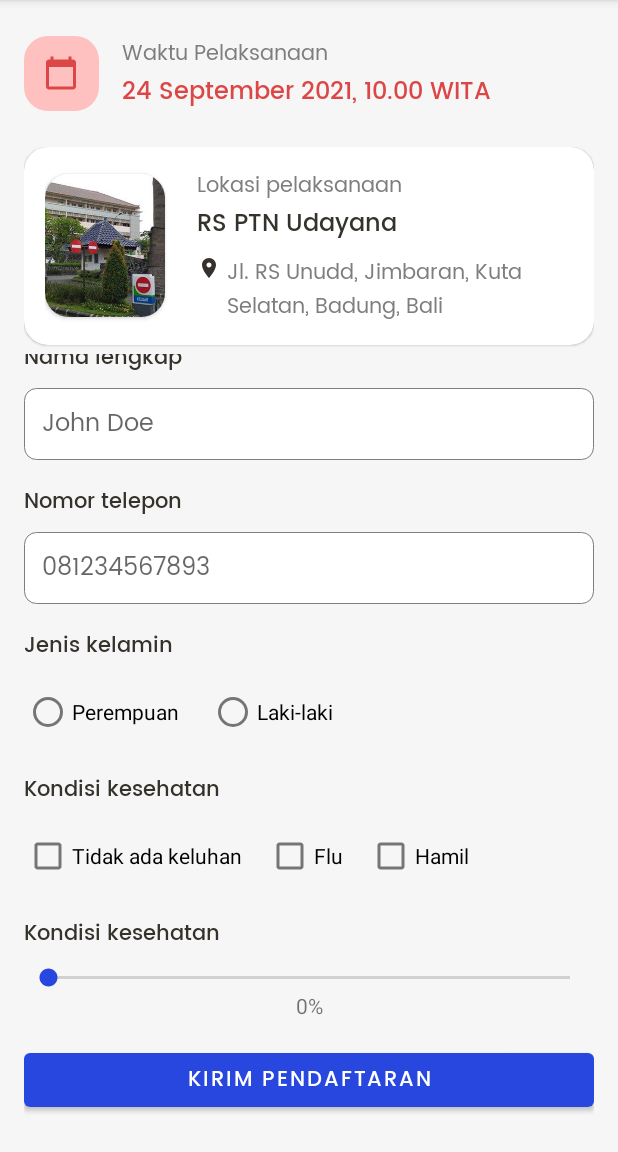
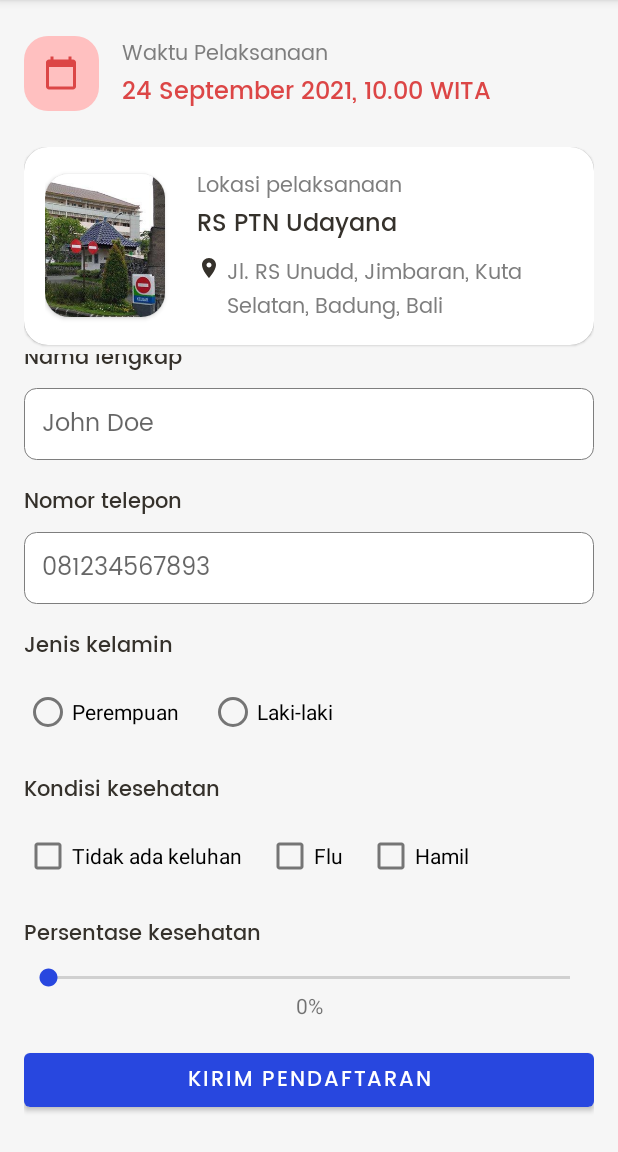
Before and after one commit to anekoinda/praktikum-progmob-modul1, an Android app: the screen it shows after launch (MainActivity), scrolled down 129 dp, on a phone screen of 412 x 824 dp, the part 84-1236 px from its top. Run offline under Robolectric (Android 15) with nearby library versions, the phone set to English and light mode, and no system bars.

```diff
--- a/app/src/main/java/id/anekoinda/vaksini/MainActivity.java
+++ b/app/src/main/java/id/anekoinda/vaksini/MainActivity.java
@@ -17,20 +17,25 @@ import android.widget.CheckBox;
 import android.widget.EditText;
 import android.widget.RadioButton;
 import android.widget.RadioGroup;
+import android.widget.SeekBar;
+import android.widget.TextView;
 
 public class MainActivity extends AppCompatActivity {
     static int m=0;
     Button button_daftar;
     EditText input_nik, input_nama, input_telepon;
     CheckBox check_tidak, check_flu, check_hamil;
-    private RadioGroup radioGroup;
-    private RadioButton radioButton;
+    RadioGroup radioGroup;
+    RadioButton radioButton;
+    SeekBar seekbar_kondisi;
+    TextView persentase;
 
     private static final String KEY_NIK = "nik";
     private static final String KEY_NAMA = "nama";
     private static final String KEY_TELEPON = "telepon";
     private static final String KEY_JENKEL = "jenkel";
     private static final String KEY_KONDISI = "kondisi";
+    private static final String KEY_PERSENTASE = "persentase";
 
     @Override
     protected void onCreate(Bundle savedInstanceState) {
@@ -45,6 +50,22 @@ public class MainActivity extends AppCompatActivity {
         check_tidak = findViewById(R.id.check_tidak);
         check_flu = findViewById(R.id.check_flu);
         check_hamil = findViewById(R.id.check_hamil);
+        seekbar_kondisi = findViewById(R.id.seekbar_kondisi);
+        persentase = findViewById(R.id.persentase);
+        seekbar_kondisi.setOnSeekBarChangeListener(new SeekBar.OnSeekBarChangeListener() {
+            @Override
+            public void onProgressChanged(SeekBar seekBar, int progress, boolean fromUser) {
+                persentase.setText(progress + ("%"));
+            }
+
+            @Override
+            public void onStartTrackingTouch(SeekBar seekBar) {
+            }
+
+            @Override
+            public void onStopTrackingTouch(SeekBar seekBar) {
+            }
+        });
 
         button_daftar.setOnClickListener(new View.OnClickListener() {
             @Override
@@ -75,6 +96,7 @@ public class MainActivity extends AppCompatActivity {
                 bundle.putString(KEY_TELEPON, input_telepon.getText().toString());
                 bundle.putString(KEY_JENKEL, radioButton.getText().toString());
                 bundle.putString(KEY_KONDISI, m);
+                bundle.putString(KEY_PERSENTASE, persentase.getText().toString());
 
                 dialogFragment.setArguments(bundle);
                 dialogFragment.show((MainActivity.this).getSupportFragmentManager(),"Image Dialog");
--- a/app/src/main/java/id/anekoinda/vaksini/dialog.java
+++ b/app/src/main/java/id/anekoinda/vaksini/dialog.java
@@ -12,12 +12,13 @@ import android.view.ViewGroup;
 import android.widget.TextView;
 
 public class dialog extends DialogFragment {
-    TextView txt_nik, txt_nama, txt_telepon, txt_jenkel, txt_kondisi;
+    TextView txt_nik, txt_nama, txt_telepon, txt_jenkel, txt_kondisi, txt_persentase;
     private static final String KEY_NIK = "nik";
     private static final String KEY_NAMA = "nama";
     private static final String KEY_TELEPON = "telepon";
     private static final String KEY_JENKEL = "jenkel";
     private static final String KEY_KONDISI = "kondisi";
+    private static final String KEY_PERSENTASE = "persentase";
 
     @Override
     public android.app.Dialog onCreateDialog(Bundle savedInstanceState) {
@@ -29,6 +30,7 @@ public class dialog extends DialogFragment {
         txt_telepon = v.findViewById(R.id.txt_telepon);
         txt_jenkel = v.findViewById(R.id.txt_jenkel);
         txt_kondisi = v.findViewById(R.id.txt_kondisi);
+        txt_persentase = v.findViewById(R.id.txt_persentase);
 
         Bundle bundle = getArguments();
         String nik = bundle.getString(KEY_NIK, null);
@@ -36,12 +38,14 @@ public class dialog extends DialogFragment {
         String telepon = bundle.getString(KEY_TELEPON, null);
         String jenkel = bundle.getString(KEY_JENKEL, null);
         String kondisi = bundle.getString(KEY_KONDISI, null);
+        String persentase = bundle.getString(KEY_PERSENTASE, null);
 
         txt_nik.setText(nik);
         txt_nama.setText(nama);
         txt_telepon.setText(telepon);
         txt_jenkel.setText(jenkel);
         txt_kondisi.setText(kondisi);
+        txt_persentase.setText(persentase);
 
         AlertDialog.Builder builder = new AlertDialog.Builder(getActivity());
         builder.setView(v);
--- a/app/src/main/res/layout/activity_main.xml
+++ b/app/src/main/res/layout/activity_main.xml
@@ -294,7 +294,7 @@
         <TextView
             android:layout_width="wrap_content"
             android:layout_height="wrap_content"
-            android:text="Kondisi kesehatan"
+            android:text="Persentase kesehatan"
             android:fontFamily="@font/poppins_medium"
             android:textColor="@color/blackfont"
             android:textSize="14sp"
@@ -302,7 +302,7 @@
             android:layout_marginBottom="8dp"/>
 
         <SeekBar
-            android:id="@+id/seekBar"
+            android:id="@+id/seekbar_kondisi"
             style="@style/Widget.AppCompat.SeekBar"
             android:layout_width="match_parent"
             android:layout_height="wrap_content"
--- a/app/src/main/res/layout/fragment_dialog.xml
+++ b/app/src/main/res/layout/fragment_dialog.xml
@@ -297,7 +297,7 @@
             android:layout_marginEnd="16dp"
             android:fontFamily="@font/poppins_regular"
             android:textColor="@color/greyfont"
-            android:text="Atas Nama"
+            android:text="Persentase kesehatan"
             app:layout_constraintEnd_toEndOf="parent"
             app:layout_constraintStart_toStartOf="parent"
             app:layout_constraintTop_toBottomOf="@+id/textView" />
@@ -317,6 +317,7 @@
             app:layout_constraintTop_toBottomOf="@+id/textView" />
 
         <TextView
+            android:id="@+id/txt_persentase"
             android:layout_gravity="left"
             android:layout_width="wrap_content"
             android:layout_height="wrap_content"
```
